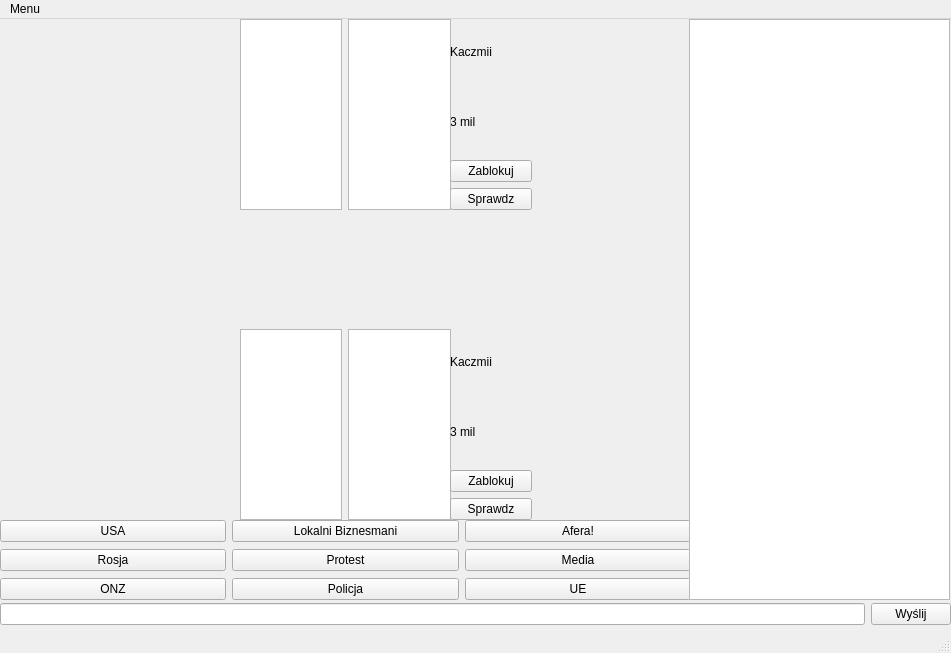
kacper-michal-i-krewni/ZPR-Projekt, file src/Game/mainwindow.ui: the form before one commit.
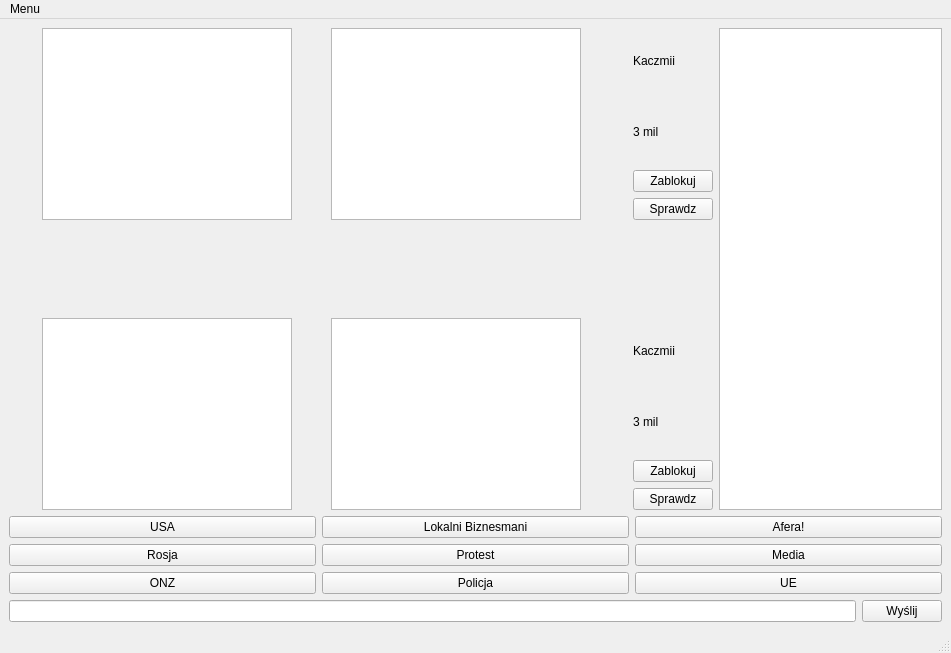
The form after the commit.

Commit message: Make Game's windows resizable correct and change titles of windows

```diff
--- a/src/Game/mainwindow.ui
+++ b/src/Game/mainwindow.ui
@@ -14,18 +14,149 @@
    <string>MainWindow</string>
   </property>
   <widget class="QWidget" name="centralwidget">
-   <widget class="QWidget" name="gridLayoutWidget">
-    <property name="geometry">
-     <rect>
-      <x>0</x>
-      <y>500</y>
-      <width>691</width>
-      <height>83</height>
-     </rect>
-    </property>
-    <layout class="QGridLayout" name="actionsLayout">
+   <layout class="QGridLayout" name="gridLayout">
+    <item row="0" column="0">
+     <layout class="QGridLayout" name="cardsLayout2">
+      <item row="0" column="0">
+       <spacer name="horizontalSpacer">
+        <property name="orientation">
+         <enum>Qt::Horizontal</enum>
+        </property>
+        <property name="sizeHint" stdset="0">
+         <size>
+          <width>40</width>
+          <height>20</height>
+         </size>
+        </property>
+       </spacer>
+      </item>
+      <item row="0" column="2">
+       <spacer name="horizontalSpacer_3">
+        <property name="orientation">
+         <enum>Qt::Horizontal</enum>
+        </property>
+        <property name="sizeHint" stdset="0">
+         <size>
+          <width>40</width>
+          <height>20</height>
+         </size>
+        </property>
+       </spacer>
+      </item>
+      <item row="0" column="1">
+       <widget class="QGraphicsView" name="card3"/>
+      </item>
+      <item row="0" column="3">
+       <widget class="QGraphicsView" name="card4"/>
+      </item>
+      <item row="0" column="4">
+       <spacer name="horizontalSpacer_7">
+        <property name="orientation">
+         <enum>Qt::Horizontal</enum>
+        </property>
+        <property name="sizeHint" stdset="0">
+         <size>
+          <width>40</width>
+          <height>20</height>
+         </size>
+        </property>
+       </spacer>
+      </item>
+     </layout>
+    </item>
+    <item row="1" column="0">
+     <spacer name="verticalSpacer">
+      <property name="orientation">
+       <enum>Qt::Vertical</enum>
+      </property>
+      <property name="sizeHint" stdset="0">
+       <size>
+        <width>20</width>
+        <height>40</height>
+       </size>
+      </property>
+     </spacer>
+    </item>
+    <item row="4" column="0" colspan="4">
+     <layout class="QHBoxLayout" name="messageLayout">
+      <item>
+       <widget class="QLineEdit" name="lineEdit"/>
+      </item>
+      <item>
+       <widget class="QPushButton" name="sendButton">
+        <property name="text">
+         <string>Wyślij</string>
+        </property>
+       </widget>
+      </item>
+     </layout>
+    </item>
+    <item row="0" column="1">
+     <spacer name="horizontalSpacer_5">
+      <property name="orientation">
+       <enum>Qt::Horizontal</enum>
+      </property>
+      <property name="sizeHint" stdset="0">
+       <size>
+        <width>40</width>
+        <height>20</height>
+       </size>
+      </property>
+     </spacer>
+    </item>
+    <item row="2" column="0">
+     <layout class="QGridLayout" name="cardsLayout">
+      <item row="0" column="0">
+       <spacer name="horizontalSpacer_2">
+        <property name="orientation">
+         <enum>Qt::Horizontal</enum>
+        </property>
+        <property name="sizeHint" stdset="0">
+         <size>
+          <width>40</width>
+          <height>20</height>
+         </size>
+        </property>
+       </spacer>
+      </item>
+      <item row="0" column="1">
+       <widget class="QGraphicsView" name="card1"/>
+      </item>
+      <item row="0" column="3">
+       <widget class="QGraphicsView" name="card2"/>
+      </item>
+      <item row="0" column="2">
+       <spacer name="horizontalSpacer_4">
+        <property name="orientation">
+         <enum>Qt::Horizontal</enum>
+        </property>
+        <property name="sizeHint" stdset="0">
+         <size>
+          <width>40</width>
+          <height>20</height>
+         </size>
+        </property>
+       </spacer>
+      </item>
+      <item row="0" column="4">
+       <spacer name="horizontalSpacer_6">
+        <property name="orientation">
+         <enum>Qt::Horizontal</enum>
+        </property>
+        <property name="sizeHint" stdset="0">
+         <size>
+          <width>40</width>
+          <height>20</height>
+         </size>
+        </property>
+       </spacer>
+      </item>
+     </layout>
+    </item>
+    <item row="3" column="0" colspan="4">
+     <layout class="QGridLayout" name="actionsLayout" rowstretch="0,0,0" columnstretch="0,0,0,0">
      <property name="sizeConstraint">
-      <enum>QLayout::SetDefaultConstraint</enum>
+       <enum>QLayout::SetNoConstraint</enum>
      </property>
      <item row="1" column="2">
       <widget class="QPushButton" name="protestButton">
@@ -91,114 +222,8 @@
       </widget>
      </item>
     </layout>
-   </widget>
-   <widget class="QWidget" name="horizontalLayoutWidget">
-    <property name="geometry">
-     <rect>
-      <x>0</x>
-      <y>580</y>
-      <width>951</width>
-      <height>31</height>
-     </rect>
-    </property>
-    <layout class="QHBoxLayout" name="messageLayout">
-     <item>
-      <widget class="QLineEdit" name="lineEdit"/>
-     </item>
-     <item>
-      <widget class="QPushButton" name="sendButton">
-       <property name="text">
-        <string>Wyślij</string>
-       </property>
-      </widget>
-     </item>
-    </layout>
-   </widget>
-   <widget class="QWidget" name="gridLayoutWidget_2">
-    <property name="geometry">
-     <rect>
-      <x>689</x>
-      <y>0</y>
-      <width>261</width>
-      <height>581</height>
-     </rect>
-    </property>
-    <layout class="QGridLayout" name="chatViewLayout">
-     <property name="sizeConstraint">
-      <enum>QLayout::SetDefaultConstraint</enum>
-     </property>
-     <item row="0" column="0">
-      <widget class="QListView" name="chatView"/>
-     </item>
-    </layout>
-   </widget>
-   <widget class="QWidget" name="gridLayoutWidget_3">
-    <property name="geometry">
-     <rect>
-      <x>240</x>
-      <y>310</y>
-      <width>211</width>
-      <height>191</height>
-     </rect>
-    </property>
-    <layout class="QGridLayout" name="cardsLayout">
-     <item row="0" column="0">
-      <widget class="QGraphicsView" name="card1"/>
-     </item>
-     <item row="0" column="1">
-      <widget class="QGraphicsView" name="card2"/>
-     </item>
-    </layout>
-   </widget>
-   <widget class="QWidget" name="verticalLayoutWidget">
-    <property name="geometry">
-     <rect>
-      <x>450</x>
-      <y>310</y>
-      <width>82</width>
-      <height>191</height>
-     </rect>
-    </property>
-    <layout class="QVBoxLayout" name="playerMenuLayout1">
-     <item>
-      <widget class="QLabel" name="nickname1">
-       <property name="text">
-        <string>Kaczmii</string>
-       </property>
-      </widget>
-     </item>
-     <item>
-      <widget class="QLabel" name="wallet1">
-       <property name="text">
-        <string>3 mil</string>
-       </property>
-      </widget>
-     </item>
-     <item>
-      <widget class="QPushButton" name="block1">
-       <property name="text">
-        <string>Zablokuj</string>
-       </property>
-      </widget>
-     </item>
-     <item>
-      <widget class="QPushButton" name="check1">
-       <property name="text">
-        <string>Sprawdz</string>
-       </property>
-      </widget>
-     </item>
-    </layout>
-   </widget>
-   <widget class="QWidget" name="verticalLayoutWidget_2">
-    <property name="geometry">
-     <rect>
-      <x>450</x>
-      <y>0</y>
-      <width>82</width>
-      <height>191</height>
-     </rect>
-    </property>
+    </item>
+    <item row="0" column="2">
     <layout class="QVBoxLayout" name="playeMenyLayout2">
      <item>
       <widget class="QLabel" name="nickname2">
@@ -229,25 +254,50 @@
       </widget>
      </item>
     </layout>
-   </widget>
-   <widget class="QWidget" name="gridLayoutWidget_4">
-    <property name="geometry">
-     <rect>
-      <x>240</x>
-      <y>0</y>
-      <width>211</width>
-      <height>191</height>
-     </rect>
-    </property>
-    <layout class="QGridLayout" name="cardsLayout2">
+    </item>
+    <item row="2" column="2">
+     <layout class="QVBoxLayout" name="playerMenuLayout1">
+      <item>
+       <widget class="QLabel" name="nickname1">
+        <property name="text">
+         <string>Kaczmii</string>
+        </property>
+       </widget>
+      </item>
+      <item>
+       <widget class="QLabel" name="wallet1">
+        <property name="text">
+         <string>3 mil</string>
+        </property>
+       </widget>
+      </item>
+      <item>
+       <widget class="QPushButton" name="block1">
+        <property name="text">
+         <string>Zablokuj</string>
+        </property>
+       </widget>
+      </item>
+      <item>
+       <widget class="QPushButton" name="check1">
+        <property name="text">
+         <string>Sprawdz</string>
+        </property>
+       </widget>
+      </item>
+     </layout>
+    </item>
+    <item row="0" column="3" rowspan="3">
+     <layout class="QGridLayout" name="chatViewLayout">
+      <property name="sizeConstraint">
+       <enum>QLayout::SetNoConstraint</enum>
+      </property>
      <item row="0" column="0">
-      <widget class="QGraphicsView" name="card3"/>
-     </item>
-     <item row="0" column="1">
-      <widget class="QGraphicsView" name="card4"/>
-     </item>
-    </layout>
-   </widget>
+       <widget class="QListView" name="chatView"/>
+      </item>
+     </layout>
+    </item>
+   </layout>
   </widget>
   <widget class="QMenuBar" name="menubar">
    <property name="geometry">
```
Left out of the diff: 4 changed lines with no effect on the pictures. Lines whose indentation alone changed are shown as unchanged. The commit also changes 4 other files.
